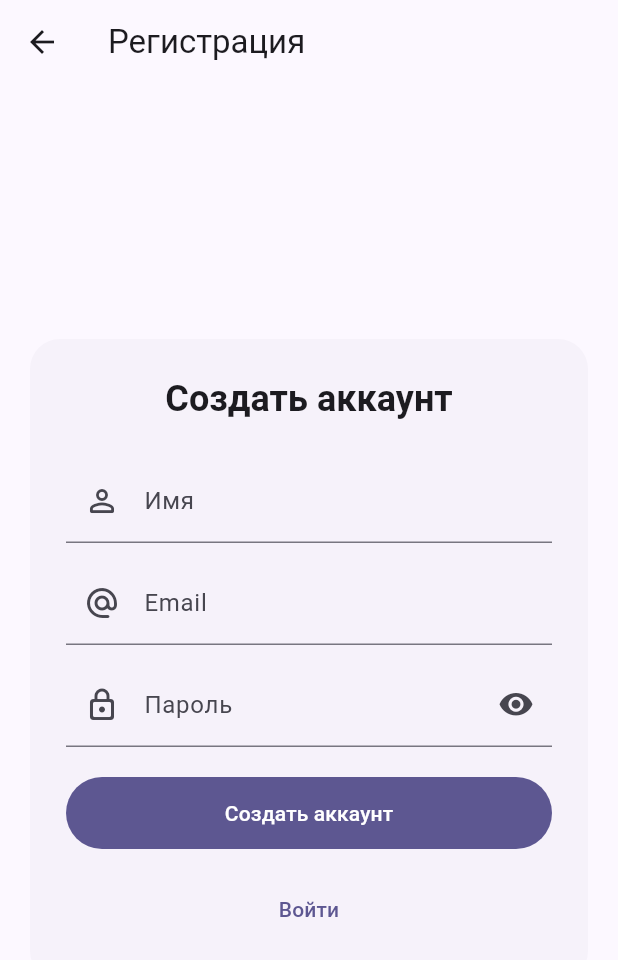
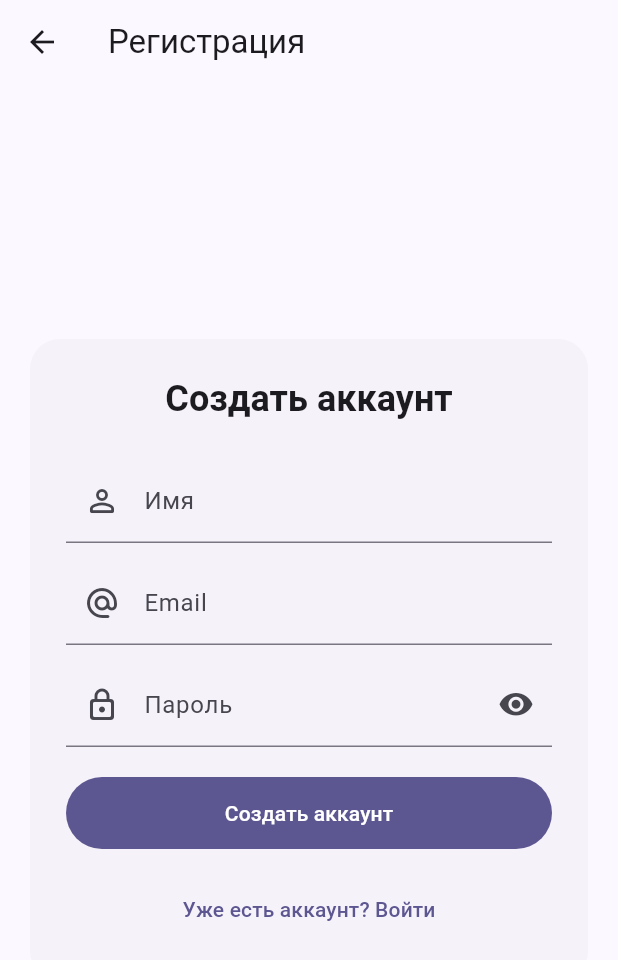
Before and after one commit to Cucumberi135/mob_razrabotka_flutter, a Flutter app: the RegisterPage screen opened by its route, on a phone screen of 412 x 824 dp. Shown: the top 960 px of the screen. Run offline on Flutter 3.47's test engine with Material 3 defaults, Android fonts, the phone set to English and light mode, and no system bars.

Commit message:
fixed register page

```diff
--- a/todolis/lib/pages/register_page.dart
+++ b/todolis/lib/pages/register_page.dart
@@ -12,8 +12,6 @@ class _RegisterPageState extends State<RegisterPage> {
 
   @override
   Widget build(BuildContext context) {
-    final cs = Theme.of(context).colorScheme;
-
     return Scaffold(
       appBar: AppBar(title: const Text('Регистрация')),
       body: Center(
@@ -62,7 +60,9 @@ class _RegisterPageState extends State<RegisterPage> {
                         labelText: 'Пароль',
                         prefixIcon: const Icon(Icons.lock_outline_rounded),
                         suffixIcon: IconButton(
-                          icon: Icon(Icons.visibility_rounded),
+                          icon: Icon(_obscure
+                              ? Icons.visibility_rounded
+                              : Icons.visibility_off_rounded),
                           onPressed: () => setState(() => _obscure = !_obscure),
                         ),
                       ),
@@ -78,7 +78,7 @@ class _RegisterPageState extends State<RegisterPage> {
                     const SizedBox(height: 16),
                     TextButton(
                       onPressed: () => Navigator.pop(context),
-                      child: const Text('Войти'),
+                      child: const Text('Уже есть аккаунт? Войти'),
                     ),
                   ],
                 ),
```
